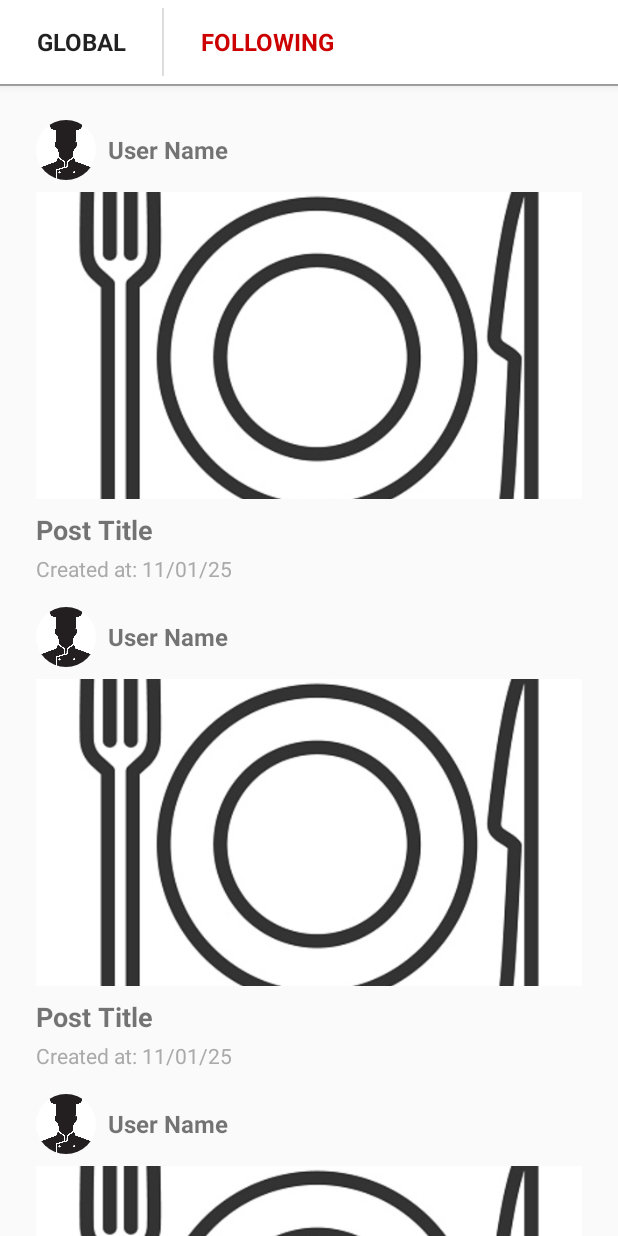
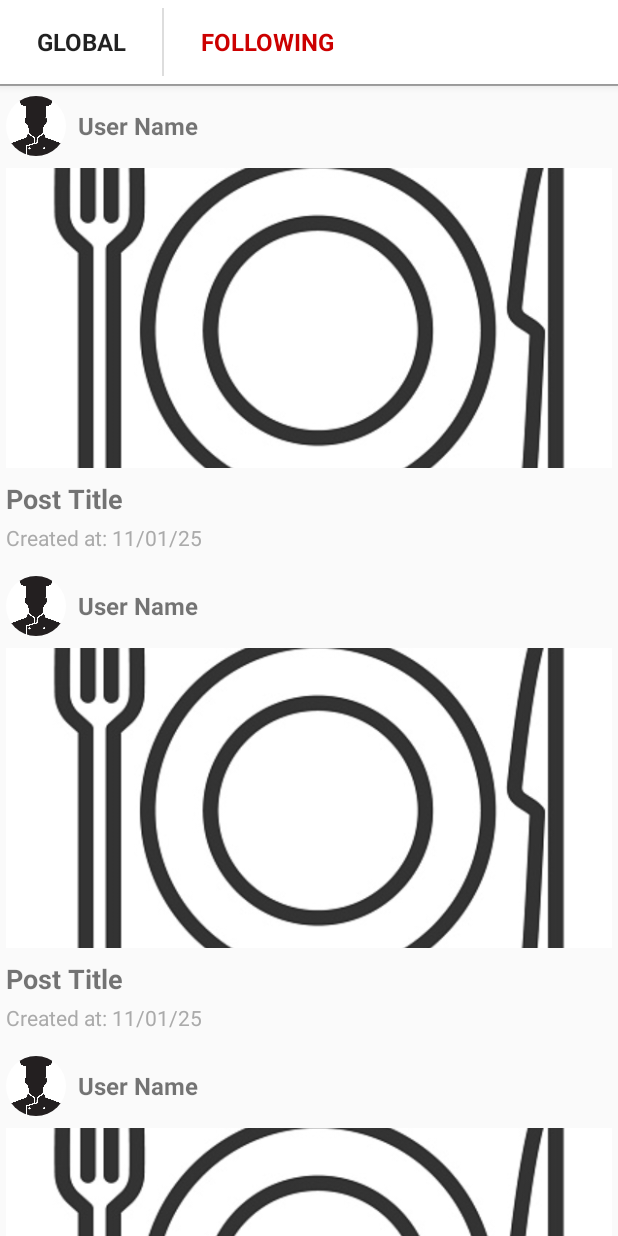
Before and after one commit to Nickes10/TheCookApp, an Android app: the layout fragment_home.xml on its own in the app's theme, with its tools: preview values and no code run, on a phone screen of 412 x 824 dp. Run offline under Robolectric (Android 15) with nearby library versions, the phone set to English and light mode, and no system bars.

Commit message:
fix cose, add loading post

```diff
--- a/app/build.gradle.kts
+++ b/app/build.gradle.kts
@@ -53,6 +53,7 @@ dependencies {
     implementation(libs.androidx.navigation.fragment.ktx)
     implementation(libs.androidx.navigation.ui.ktx)
     implementation(libs.androidx.activity)
+    implementation(libs.androidx.swiperefreshlayout)
     testImplementation(libs.junit)
     androidTestImplementation(libs.androidx.junit)
     androidTestImplementation(libs.androidx.espresso.core)
@@ -62,6 +63,7 @@ dependencies {
     implementation(platform("com.google.firebase:firebase-bom:33.3.0"))
     implementation("com.google.firebase:firebase-analytics")
     implementation("com.google.firebase:firebase-auth")
+    implementation ("com.google.firebase:firebase-messaging")
     //implementation("com.google.firebase:firebase-database.py")
     implementation("com.google.firebase:firebase-storage")
 
@@ -91,4 +93,7 @@ dependencies {
 
     implementation ("com.google.android.gms:play-services-location:21.0.1")
 
+    implementation ("com.github.bumptech.glide:glide:4.15.1")
+    annotationProcessor ("com.github.bumptech.glide:compiler:4.15.1")
+
 }
--- a/app/src/main/java/com/example/thecookapp/RecipeApi.kt
+++ b/app/src/main/java/com/example/thecookapp/RecipeApi.kt
@@ -22,8 +22,8 @@ data class Recipe(
     val servings: String,
     val time_to_do: String, // Timestamp when the recipe was created
     val created_at: String,
-    val latitude: Double,
-    val longitude: Double
+    val latitude: Double?,
+    val longitude: Double?
 ) : Parcelable
 
 // Retrofit API Interface
--- a/app/src/main/res/layout/activity_add_post.xml
+++ b/app/src/main/res/layout/activity_add_post.xml
@@ -109,7 +109,7 @@
                 <ImageView
                     android:id="@+id/recipeImage"
                     android:layout_width="match_parent"
-                    android:layout_height="match_parent"
+                    android:layout_height="wrap_content"
                     android:scaleType="centerCrop"
                     android:adjustViewBounds="true"
                     android:src="@drawable/plate_knife_fork" />
--- a/app/src/main/res/layout/fragment_home.xml
+++ b/app/src/main/res/layout/fragment_home.xml
@@ -6,6 +6,14 @@
     android:layout_width="match_parent"
     android:layout_height="match_parent"
     tools:context=".ui.home.HomeFragment">
+
+    <ProgressBar
+        android:id="@+id/progressBar"
+        android:layout_width="wrap_content"
+        android:layout_height="wrap_content"
+        android:visibility="gone"
+        android:layout_centerHorizontal="true" />
+
 
     <com.google.android.material.appbar.AppBarLayout
         android:id="@+id/app_bar_layout"
@@ -85,14 +93,20 @@
         android:background="@color/colorGrey"
         android:layout_below="@id/app_bar_layout" />
 
+    <androidx.swiperefreshlayout.widget.SwipeRefreshLayout
+        android:id="@+id/swipeRefreshLayout"
+        android:layout_width="match_parent"
+        android:layout_height="match_parent"
+        android:layout_below="@id/app_bar_layout">
+
     <androidx.recyclerview.widget.RecyclerView
         android:id="@+id/recyclerViewPosts"
         android:layout_width="match_parent"
         android:layout_height="match_parent"
-        android:layout_below="@id/app_bar_layout"
-        android:padding="16dp"
         android:clipToPadding="false"
         tools:listitem="@layout/item_post_preview" />
 
+    </androidx.swiperefreshlayout.widget.SwipeRefreshLayout>
+
 
 </RelativeLayout>
--- a/app/src/main/res/layout/item_post_preview.xml
+++ b/app/src/main/res/layout/item_post_preview.xml
@@ -4,7 +4,10 @@
     xmlns:app="http://schemas.android.com/apk/res-auto"
     android:layout_width="match_parent"
     android:layout_height="wrap_content"
-    android:padding="8dp">
+    android:paddingTop="8dp"
+    android:paddingLeft="4dp"
+    android:paddingRight="4dp"
+    android:paddingBottom="8dp">
 
     <!-- User Info -->
     <LinearLayout
@@ -35,18 +38,16 @@
     </LinearLayout>
 
     <!-- Post Image -->
+    <!--android:scaleType="centerCrop"-->
     <ImageView
         android:id="@+id/imagePost"
-        android:layout_width="0dp"
-        android:layout_height="0dp"
+        android:layout_width="match_parent"
+        android:layout_height="200dp"
         android:src="@drawable/plate_knife_fork"
         android:scaleType="centerCrop"
-        app:layout_constraintTop_toBottomOf="@id/userInfo"
-        app:layout_constraintStart_toStartOf="parent"
-        app:layout_constraintEnd_toEndOf="parent"
-        app:layout_constraintDimensionRatio="16:9" />
+        app:layout_constraintTop_toBottomOf="@id/userInfo"/>
 
-    <!-- Post Title -->
+<!-- Post Title -->
     <TextView
         android:id="@+id/postTitle"
         android:layout_width="match_parent"
--- a/gradle/libs.versions.toml
+++ b/gradle/libs.versions.toml
@@ -13,6 +13,7 @@ lifecycleViewmodelKtx = "2.8.4"
 navigationFragmentKtx = "2.6.0"
 navigationUiKtx = "2.6.0"
 activity = "1.9.1"
+swiperefreshlayout = "1.1.0"
 
 [libraries]
 androidx-core-ktx = { group = "androidx.core", name = "core-ktx", version.ref = "coreKtx" }
@@ -27,6 +28,7 @@ androidx-lifecycle-viewmodel-ktx = { group = "androidx.lifecycle", name = "lifec
 androidx-navigation-fragment-ktx = { group = "androidx.navigation", name = "navigation-fragment-ktx", version.ref = "navigationFragmentKtx" }
 androidx-navigation-ui-ktx = { group = "androidx.navigation", name = "navigation-ui-ktx", version.ref = "navigationUiKtx" }
 androidx-activity = { group = "androidx.activity", name = "activity", version.ref = "activity" }
+androidx-swiperefreshlayout = { group = "androidx.swiperefreshlayout", name = "swiperefreshlayout", version.ref = "swiperefreshlayout" }
 
 [plugins]
 android-application = { id = "com.android.application", version.ref = "agp" }
```
Also changed, not shown: app/src/main/AndroidManifest.xml (+10 -0 lines), app/src/main/java/com/example/thecookapp/Adapter/PostPreviewAdapter.kt (+7 -1 lines), app/src/main/java/com/example/thecookapp/Adapter/ProfilePostAdapter.kt (+26 -10 lines), app/src/main/java/com/example/thecookapp/Adapter/UserAdapter.kt (+8 -0 lines), app/src/main/java/com/example/thecookapp/AddPostActivity.kt (+4 -4 lines), app/src/main/java/com/example/thecookapp/FirebaseMessagingService.kt (added, +94 -0 lines), app/src/main/java/com/example/thecookapp/PostDetailsActivity.kt (+12 -3 lines), app/src/main/java/com/example/thecookapp/SignInActivity.kt (+20 -0 lines), app/src/main/java/com/example/thecookapp/ui/home/HomeFragment.kt (+29 -0 lines), app/src/main/java/com/example/thecookapp/ui/profile/ProfileFragment.kt (+12 -0 lines), app/src/main/res/layout/fragment_profile.xml (+6 -1 lines), app/src/main/res/layout/item_post.xml (+19 -9 lines), build.gradle.kts (line endings or trailing spaces).
